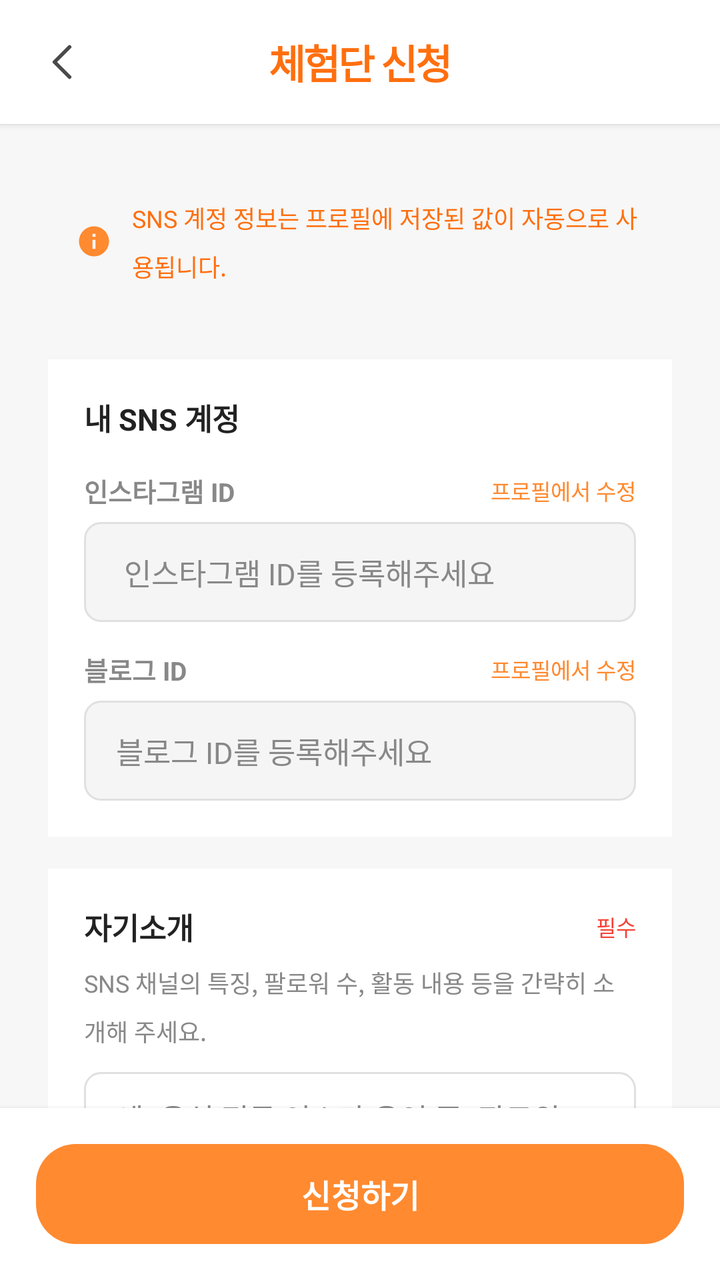
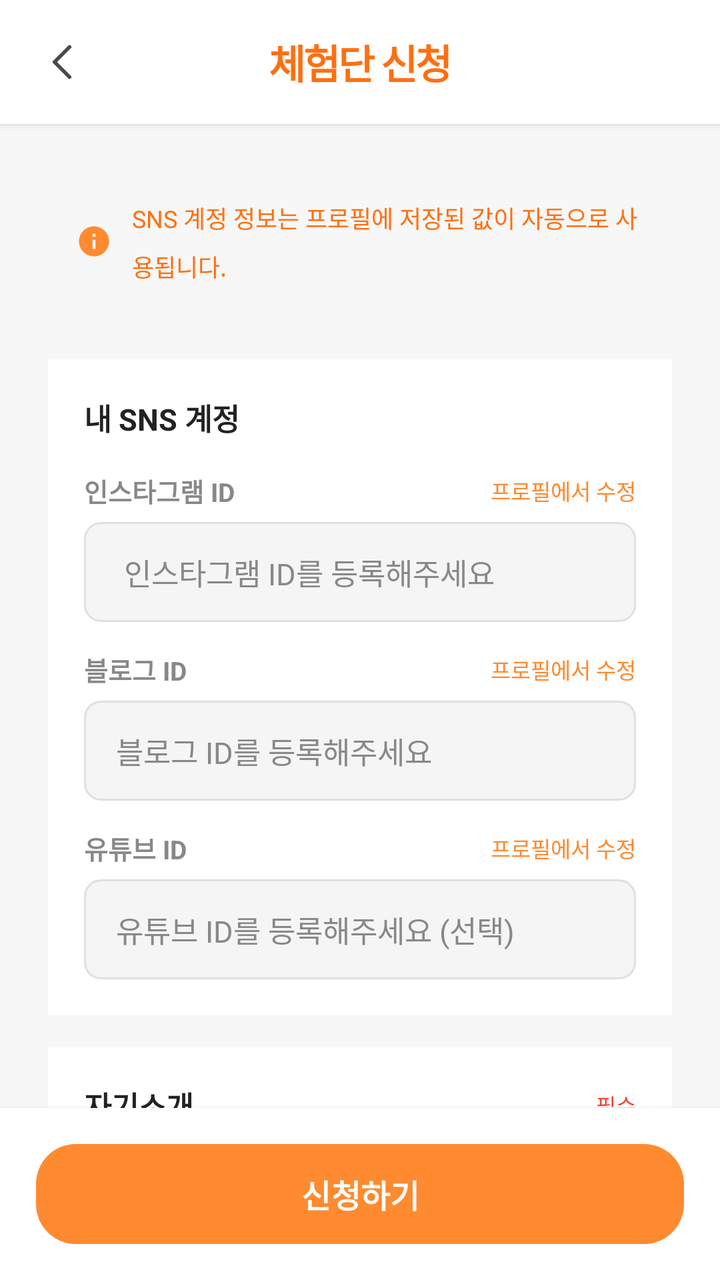

Two renders of the same Android screen: before a commit and after it. Below are the layout's source before the change and the commit's diff.
<!-- AndroidManifest.xml: application theme Theme.Honbabapp -->
<!-- res/layout/page_campaign_apply.xml -->
<?xml version="1.0" encoding="utf-8"?>
<LinearLayout xmlns:android="http://schemas.android.com/apk/res/android"
    xmlns:app="http://schemas.android.com/apk/res-auto"
    android:layout_width="match_parent"
    android:layout_height="match_parent"
    android:orientation="vertical"
    android:background="@color/bg_200">

    
    <LinearLayout
        android:layout_width="match_parent"
        android:layout_height="wrap_content"
        android:orientation="horizontal"
        android:gravity="center_vertical"
        android:padding="16dp"
        android:background="@color/bg_100"
        android:elevation="2dp">

        <ImageButton
            android:id="@+id/btn_back"
            android:layout_width="30dp"
            android:layout_height="30dp"
            android:src="@drawable/ic_arrow_back"
            android:scaleType="centerCrop"
            android:background="@color/white"
            android:layout_marginEnd="12dp" />

        <TextView
            android:layout_width="0dp"
            android:layout_height="wrap_content"
            android:layout_weight="1"
            android:text="체험단 신청"
            android:textColor="@color/primary_200"
            android:textSize="20sp"
            android:textStyle="bold"
            android:gravity="center"
            android:letterSpacing="-0.05"
            android:layout_marginEnd="42dp" />

    </LinearLayout>

    <ScrollView
        android:layout_width="match_parent"
        android:layout_height="0dp"
        android:layout_weight="1"
        android:scrollbars="none">

        <LinearLayout
            android:layout_width="match_parent"
            android:layout_height="wrap_content"
            android:orientation="vertical"
            android:padding="24dp">

            
            <LinearLayout
                android:layout_width="match_parent"
                android:layout_height="wrap_content"
                android:orientation="horizontal"
                android:gravity="center_vertical"
                android:padding="14dp"
                android:layout_marginBottom="24dp">

                <ImageView
                    android:layout_width="18dp"
                    android:layout_height="18dp"
                    android:src="@drawable/ic_info"
                    android:layout_marginEnd="10dp" />

                <TextView
                    android:layout_width="0dp"
                    android:layout_height="wrap_content"
                    android:layout_weight="1"
                    android:text="SNS 계정 정보는 프로필에 저장된 값이 자동으로 사용됩니다."
                    android:textColor="@color/primary_200"
                    android:textSize="12sp"
                    android:lineSpacingMultiplier="1.4" />

            </LinearLayout>

            
            <LinearLayout
                android:layout_width="match_parent"
                android:layout_height="wrap_content"
                android:orientation="vertical"
                android:background="@color/bg_100"
                android:padding="18dp"
                android:layout_marginBottom="16dp">

                <TextView
                    android:layout_width="wrap_content"
                    android:layout_height="wrap_content"
                    android:text="내 SNS 계정"
                    android:textColor="@color/text_100"
                    android:textSize="15sp"
                    android:textStyle="bold"
                    android:layout_marginBottom="16dp" />

                
                <LinearLayout
                    android:layout_width="match_parent"
                    android:layout_height="wrap_content"
                    android:orientation="vertical"
                    android:layout_marginBottom="14dp">

                    <LinearLayout
                        android:layout_width="match_parent"
                        android:layout_height="wrap_content"
                        android:orientation="horizontal"
                        android:gravity="center_vertical"
                        android:layout_marginBottom="6dp">

                        <TextView
                            android:layout_width="0dp"
                            android:layout_height="wrap_content"
                            android:layout_weight="1"
                            android:text="인스타그램 ID"
                            android:textColor="@color/text_200"
                            android:textSize="13sp"
                            android:textStyle="bold" />

                        <TextView
                            android:id="@+id/tv_instagram_edit_hint"
                            android:layout_width="wrap_content"
                            android:layout_height="wrap_content"
                            android:text="프로필에서 수정"
                            android:textColor="@color/primary_100"
                            android:textSize="11sp" />

                    </LinearLayout>

                    <LinearLayout
                        android:layout_width="match_parent"
                        android:layout_height="50dp"
                        android:orientation="horizontal"
                        android:gravity="center_vertical"
                        android:background="@drawable/edittext_readonly_background"
                        android:paddingHorizontal="16dp">

                        <TextView
                            android:layout_width="wrap_content"
                            android:layout_height="wrap_content"
                            android:text=""
                            android:textColor="@color/text_200"
                            android:textSize="15sp"
                            android:layout_marginEnd="4dp" />

                        <TextView
                            android:id="@+id/tv_instagram_id"
                            android:layout_width="0dp"
                            android:layout_height="wrap_content"
                            android:layout_weight="1"
                            android:text="인스타그램 ID를 등록해주세요"
                            android:textColor="@color/text_200"
                            android:textSize="15sp" />

                    </LinearLayout>

                </LinearLayout>

                
                <LinearLayout
                    android:layout_width="match_parent"
                    android:layout_height="wrap_content"
                    android:orientation="vertical">

                    <LinearLayout
                        android:layout_width="match_parent"
                        android:layout_height="wrap_content"
                        android:orientation="horizontal"
                        android:gravity="center_vertical"
                        android:layout_marginBottom="6dp">

                        <TextView
                            android:layout_width="0dp"
                            android:layout_height="wrap_content"
                            android:layout_weight="1"
                            android:text="블로그 ID"
                            android:textColor="@color/text_200"
                            android:textSize="13sp"
                            android:textStyle="bold" />

                        <TextView
                            android:id="@+id/tv_blog_edit_hint"
                            android:layout_width="wrap_content"
                            android:layout_height="wrap_content"
                            android:text="프로필에서 수정"
                            android:textColor="@color/primary_100"
                            android:textSize="11sp" />

                    </LinearLayout>

                    <LinearLayout
                        android:layout_width="match_parent"
                        android:layout_height="50dp"
                        android:orientation="horizontal"
                        android:gravity="center_vertical"
                        android:background="@drawable/edittext_readonly_background"
                        android:paddingHorizontal="16dp">

                        <TextView
                            android:id="@+id/tv_blog_id"
                            android:layout_width="match_parent"
                            android:layout_height="wrap_content"
                            android:text="블로그 ID를 등록해주세요"
                            android:textColor="@color/text_200"
                            android:textSize="15sp" />

                    </LinearLayout>

                </LinearLayout>

            </LinearLayout>

            
            <LinearLayout
                android:layout_width="match_parent"
                android:layout_height="wrap_content"
                android:orientation="vertical"
                android:background="@color/bg_100"
                android:padding="18dp"
                android:layout_marginBottom="16dp">

                <LinearLayout
                    android:layout_width="match_parent"
                    android:layout_height="wrap_content"
                    android:orientation="horizontal"
                    android:gravity="center_vertical"
                    android:layout_marginBottom="8dp">

                    <TextView
                        android:layout_width="0dp"
                        android:layout_height="wrap_content"
                        android:layout_weight="1"
                        android:text="자기소개"
                        android:textColor="@color/text_100"
                        android:textSize="15sp"
                        android:textStyle="bold" />

                    <TextView
                        android:layout_width="wrap_content"
                        android:layout_height="wrap_content"
                        android:text="필수"
                        android:textColor="@color/error_red"
                        android:textSize="11sp" />

                </LinearLayout>

                <TextView
                    android:layout_width="match_parent"
                    android:layout_height="wrap_content"
                    android:text="SNS 채널의 특징, 팔로워 수, 활동 내용 등을 간략히 소개해 주세요."
                    android:textColor="@color/text_200"
                    android:textSize="12sp"
                    android:lineSpacingMultiplier="1.4"
                    android:layout_marginBottom="12dp" />

                <EditText
                    android:id="@+id/et_applicant_intro"
                    android:layout_width="match_parent"
                    android:layout_height="120dp"
                    android:background="@drawable/edittext_background"
                    android:gravity="top"
                    android:hint="예: 음식 전문 인스타 운영 중, 팔로워 2,000명, 월 5회 이상 포스팅합니다."
                    android:inputType="textMultiLine"
                    android:maxLength="500"
                    android:paddingHorizontal="16dp"
                    android:paddingVertical="12dp"
                    android:textColor="@color/text_100"
                    android:textColorHint="@color/text_200"
                    android:textSize="15sp" />

                <TextView
                    android:id="@+id/tv_intro_char_count"
                    android:layout_width="match_parent"
                    android:layout_height="wrap_content"
                    android:text="0 / 500"
                    android:textColor="@color/text_200"
                    android:textSize="11sp"
                    android:gravity="end"
                    android:layout_marginTop="4dp" />

            </LinearLayout>

            
            <LinearLayout
                android:layout_width="match_parent"
                android:layout_height="wrap_content"
                android:orientation="vertical"
                android:background="@color/bg_100"
                android:padding="18dp"
                android:layout_marginBottom="8dp">

                <TextView
                    android:layout_width="wrap_content"
                    android:layout_height="wrap_content"
                    android:text="신청 안내"
                    android:textColor="@color/text_100"
                    android:textSize="14sp"
                    android:textStyle="bold"
                    android:layout_marginBottom="10dp" />

                <LinearLayout
                    android:layout_width="match_parent"
                    android:layout_height="wrap_content"
                    android:orientation="horizontal"
                    android:layout_marginBottom="6dp">

                    <View
                        android:layout_width="4dp"
                        android:layout_height="4dp"
                        android:background="@color/text_200"
                        android:layout_marginTop="8dp"
                        android:layout_marginEnd="8dp" />

                    <TextView
                        android:layout_width="0dp"
                        android:layout_height="wrap_content"
                        android:layout_weight="1"
                        android:text="신청 후 호스트의 승인이 있어야 체험단 참여가 확정됩니다."
                        android:textColor="@color/text_200"
                        android:textSize="13sp"
                        android:lineSpacingMultiplier="1.4" />

                </LinearLayout>

                <LinearLayout
                    android:layout_width="match_parent"
                    android:layout_height="wrap_content"
                    android:orientation="horizontal"
                    android:layout_marginBottom="6dp">

                    <View
                        android:layout_width="4dp"
                        android:layout_height="4dp"
                        android:background="@color/text_200"
                        android:layout_marginTop="8dp"
                        android:layout_marginEnd="8dp" />

                    <TextView
                        android:layout_width="0dp"
                        android:layout_height="wrap_content"
                        android:layout_weight="1"
                        android:text="호스트와 1:1 채팅으로 일정 및 방문 방식을 협의할 수 있습니다."
                        android:textColor="@color/text_200"
                        android:textSize="13sp"
                        android:lineSpacingMultiplier="1.4" />

                </LinearLayout>

                <LinearLayout
                    android:layout_width="match_parent"
                    android:layout_height="wrap_content"
                    android:orientation="horizontal">

                    <View
                        android:layout_width="4dp"
                        android:layout_height="4dp"
                        android:background="@color/text_200"
                        android:layout_marginTop="8dp"
                        android:layout_marginEnd="8dp" />

                    <TextView
                        android:layout_width="0dp"
                        android:layout_height="wrap_content"
                        android:layout_weight="1"
                        android:text="SNS 계정이 없다면 프로필에서 먼저 등록해 주세요."
                        android:textColor="@color/text_200"
                        android:textSize="13sp"
                        android:lineSpacingMultiplier="1.4" />

                </LinearLayout>

            </LinearLayout>

        </LinearLayout>

    </ScrollView>

    
    <LinearLayout
        android:layout_width="match_parent"
        android:layout_height="wrap_content"
        android:background="@color/bg_100"
        android:padding="18dp"
        android:elevation="4dp">

        <Button
            android:id="@+id/btn_submit_apply"
            android:layout_width="match_parent"
            android:layout_height="50dp"
            android:text="신청하기"
            android:textColor="@color/white"
            android:textSize="16sp"
            android:textStyle="bold"
            android:background="@drawable/button_primary_background"
            android:elevation="2dp"
            app:backgroundTint="@null" />

    </LinearLayout>

</LinearLayout>
<!-- resources referenced by this layout -->
<resources>
  <color name="bg_100">#FFFFFF</color>
  <color name="bg_200">#F7F7F7</color>
  <color name="error_red">#F44336</color>
  <color name="primary_100">#FF8A30</color>
  <color name="primary_200">#FF6F0F</color>
  <color name="text_100">#222222</color>
  <color name="text_200">#888888</color>
  <color name="white">#FFFFFFFF</color>
  <!-- drawable button_primary_background (drawable) -->
  <?xml version="1.0" encoding="utf-8"?>
  <shape xmlns:android="http://schemas.android.com/apk/res/android">
      <solid android:color="@color/primary_100" />
      <corners android:radius="20dp" />
  </shape>
  <!-- drawable edittext_background (drawable) -->
  <?xml version="1.0" encoding="utf-8"?>
  <selector xmlns:android="http://schemas.android.com/apk/res/android">
  
  
      <item android:state_focused="true">
          <shape android:shape="rectangle">
              <solid android:color="@color/bg_100"/>
              <corners android:radius="8dp"/>
              <stroke
                  android:width="2dp"
                  android:color="@color/primary_100"/>
          </shape>
      </item>
  
  
      <item>
          <shape android:shape="rectangle">
              <solid android:color="@color/bg_100"/>
              <corners android:radius="8dp"/>
              <stroke
                  android:width="1dp"
                  android:color="@color/border_100"/>
          </shape>
      </item>
  
  </selector>
  <!-- drawable edittext_readonly_background (drawable) -->
  <?xml version="1.0" encoding="utf-8"?>
  <shape xmlns:android="http://schemas.android.com/apk/res/android"
      android:shape="rectangle">
      <solid android:color="#F5F5F5" />
      <corners android:radius="8dp" />
      <stroke android:width="1dp" android:color="#E0E0E0" />
  </shape>
  <!-- drawable ic_arrow_back (drawable) -->
  <vector xmlns:android="http://schemas.android.com/apk/res/android"
      android:width="24dp"
      android:height="24dp"
      android:viewportWidth="24"
      android:viewportHeight="24">
  
    <path
        android:pathData="M15,18L9,12L15,6"
        android:strokeColor="#4A4A4A"
        android:strokeWidth="1.5"
        android:strokeLineCap="round"
        android:strokeLineJoin="round"
        android:fillColor="@android:color/transparent"/>
  </vector>
  <!-- drawable ic_info (drawable) -->
  <?xml version="1.0" encoding="utf-8"?>
  <vector xmlns:android="http://schemas.android.com/apk/res/android"
      android:width="18dp"
      android:height="18dp"
      android:viewportWidth="24"
      android:viewportHeight="24">
      <path
          android:fillColor="#FF8A30"
          android:pathData="M12,2C6.48,2 2,6.48 2,12s4.48,10 10,10 10,-4.48 10,-10S17.52,2 12,2zM13,17h-2v-6h2v6zM13,9h-2V7h2v2z"/>
  </vector>
  <style name="Theme.Honbabapp" parent="Base.Theme.Honbabapp">
          <item name="android:windowIsTranslucent">true</item>
      </style>
  <color name="border_100">#E0E0E0</color>
  <style name="Base.Theme.Honbabapp" parent="Theme.Material3.Light.NoActionBar">
          
          <item name="colorPrimary">@color/primary_100</item>
          <item name="colorPrimaryVariant">@color/primary_200</item>
          <item name="colorOnPrimary">@android:color/white</item>
  
          
          <item name="colorSecondary">@color/accent_100</item>
          <item name="colorSecondaryVariant">@color/accent_200</item>
          <item name="colorOnSecondary">@android:color/white</item>
  
          
          <item name="android:colorBackground">@color/bg_100</item>
          <item name="colorSurface">@color/white</item>
          <item name="colorOnSurface">@color/text_100</item>
  
          
          <item name="android:statusBarColor">@android:color/white</item>
          <item name="android:windowLightStatusBar">true</item>
          
      </style>
  <color name="accent_100">#00C7AE</color>
  <color name="accent_200">#2B2B2B</color>
</resources>

<!-- the commit's change to res/layout/page_campaign_apply.xml (unified diff, before → after) -->
@@ -161,7 +161,8 @@
                 <LinearLayout
                     android:layout_width="match_parent"
                     android:layout_height="wrap_content"
-                    android:orientation="vertical">
+                    android:orientation="vertical"
+                    android:layout_marginBottom="14dp">
 
                     <LinearLayout
                         android:layout_width="match_parent"
@@ -202,6 +203,58 @@
                             android:layout_width="match_parent"
                             android:layout_height="wrap_content"
                             android:text="블로그 ID를 등록해주세요"
+                            android:textColor="@color/text_200"
+                            android:textSize="15sp" />
+
+                    </LinearLayout>
+
+                </LinearLayout>
+
+                
+                <LinearLayout
+                    android:layout_width="match_parent"
+                    android:layout_height="wrap_content"
+                    android:orientation="vertical">
+
+                    <LinearLayout
+                        android:layout_width="match_parent"
+                        android:layout_height="wrap_content"
+                        android:orientation="horizontal"
+                        android:gravity="center_vertical"
+                        android:layout_marginBottom="6dp">
+
+                        <TextView
+                            android:layout_width="0dp"
+                            android:layout_height="wrap_content"
+                            android:layout_weight="1"
+                            android:text="유튜브 ID"
+                            android:textColor="@color/text_200"
+                            android:textSize="13sp"
+                            android:textStyle="bold" />
+
+                        <TextView
+                            android:id="@+id/tv_youtube_edit_hint"
+                            android:layout_width="wrap_content"
+                            android:layout_height="wrap_content"
+                            android:text="프로필에서 수정"
+                            android:textColor="@color/primary_100"
+                            android:textSize="11sp" />
+
+                    </LinearLayout>
+
+                    <LinearLayout
+                        android:layout_width="match_parent"
+                        android:layout_height="50dp"
+                        android:orientation="horizontal"
+                        android:gravity="center_vertical"
+                        android:background="@drawable/edittext_readonly_background"
+                        android:paddingHorizontal="16dp">
+
+                        <TextView
+                            android:id="@+id/tv_youtube_id"
+                            android:layout_width="match_parent"
+                            android:layout_height="wrap_content"
+                            android:text="유튜브 ID를 등록해주세요 (선택)"
                             android:textColor="@color/text_200"
                             android:textSize="15sp" />
 
